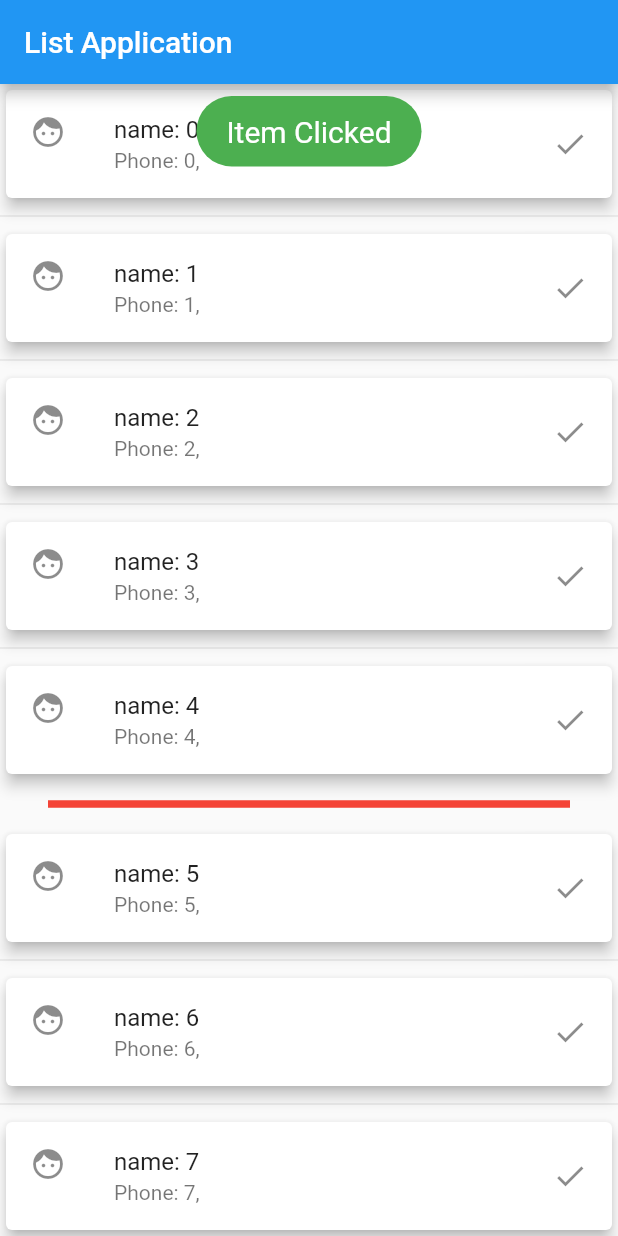
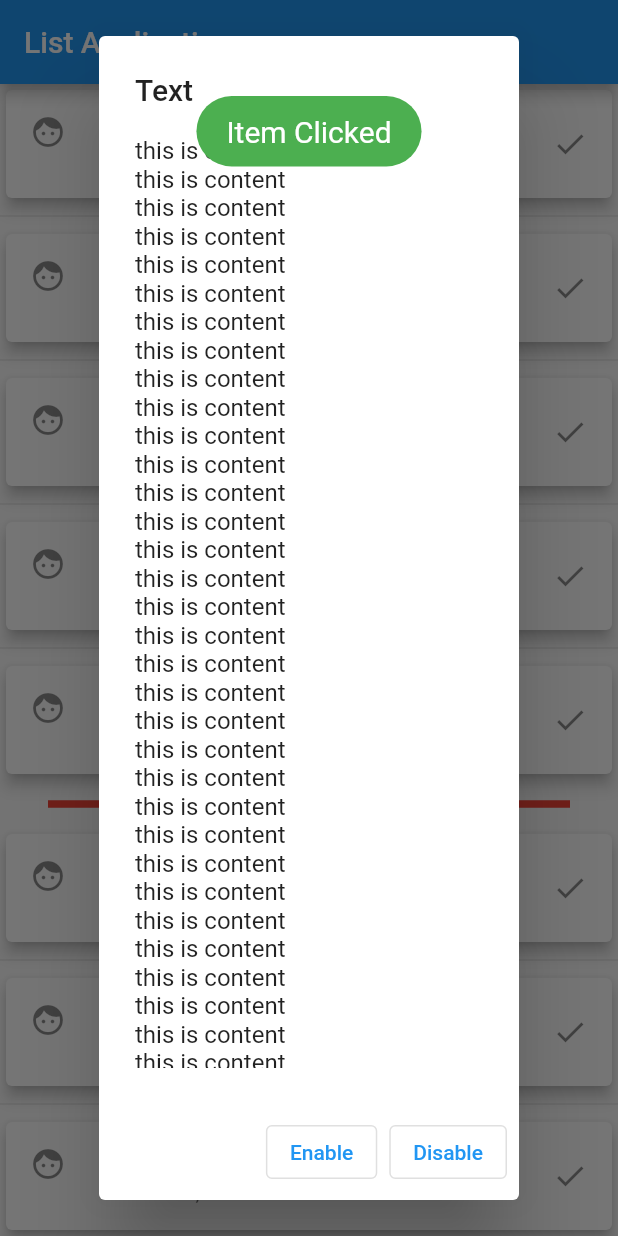
Before and after one commit to amirdev25/List-in-Flutter, a Flutter app: the screen it shows after launch, after a tap on an icon or button, on a phone screen of 412 x 824 dp. Run offline on Flutter 3.47's test engine with Material 2 defaults, Android fonts, the phone set to English and light mode, and no system bars; our stand-ins replace fluttertoast.

Commit message:
Date:24.12.2022

```diff
--- a/lib/main.dart
+++ b/lib/main.dart
@@ -67,6 +67,7 @@ class _BodyPageState extends State<BodyPage> {
             trailing: const Icon(Icons.check),
             onTap: () {
               _showToast();
+              alertDialogShow(context);
             },
           ),
         );
@@ -95,6 +96,96 @@ class _BodyPageState extends State<BodyPage> {
     );
   }
 
+  void alertDialogShow(BuildContext ctx) {
+    showDialog(
+        context: ctx,
+        builder: (context) {
+          return AlertDialog(
+            title: const Text("Text"),
+            content: SingleChildScrollView(
+              child: ListBody(
+                children: const [
+                  Text("this is content"),
+                  Text("this is content"),
+                  Text("this is content"),
+                  Text("this is content"),
+                  Text("this is content"),
+                  Text("this is content"),
+                  Text("this is content"),
+                  Text("this is content"),
+                  Text("this is content"),
+                  Text("this is content"),
+                  Text("this is content"),
+                  Text("this is content"),
+                  Text("this is content"),
+                  Text("this is content"),
+                  Text("this is content"),
+                  Text("this is content"),
+                  Text("this is content"),
+                  Text("this is content"),
+                  Text("this is content"),
+                  Text("this is content"),
+                  Text("this is content"),
+                  Text("this is content"),
+                  Text("this is content"),
+                  Text("this is content"),
+                  Text("this is content"),
+                  Text("this is content"),
+                  Text("this is content"),
+                  Text("this is content"),
+                  Text("this is content"),
+                  Text("this is content"),
+                  Text("this is content"),
+                  Text("this is content"),
+                  Text("this is content"),
+                  Text("this is content"),
+                  Text("this is content"),
+                  Text("this is content"),
+                  Text("this is content"),
+                  Text("this is content"),
+                  Text("this is content"),
+                  Text("this is content"),
+                  Text("this is content"),
+                  Text("this is content"),
+                  Text("this is content"),
+                  Text("this is content"),
+                  Text("this is content"),
+                  Text("this is content"),
+                ],
+              ),
+            ),
+            actions: [
+              OutlinedButton(
+                style: TextButton.styleFrom(
+                  textStyle: Theme.of(context).textTheme.bodyLarge,
+                ),
+                onPressed: () {
+                  Navigator.of(context).pop();
+                },
+                child: Text("Enable"),
+                // icon: const Icon(
+                //   Icons.check,
+                //   color: Colors.green,
+                // ),
+              ),
+              OutlinedButton(
+                style: TextButton.styleFrom(
+                  textStyle: Theme.of(context).textTheme.labelLarge,
+                ),
+                onPressed: () {
+                  Navigator.of(context).pop();
+                },
+                child: Text("Disable"),
+                // icon: const Icon(
+                //   Icons.error_outline,
+                //   color: Colors.red,
+                // ),
+              )
+            ],
+          );
+        });
+  }
+
   void _showToast() {
     // Navigator.of(context).push(MaterialPageRoute(
     //   builder: (context) => ToastNoContext(),
```
